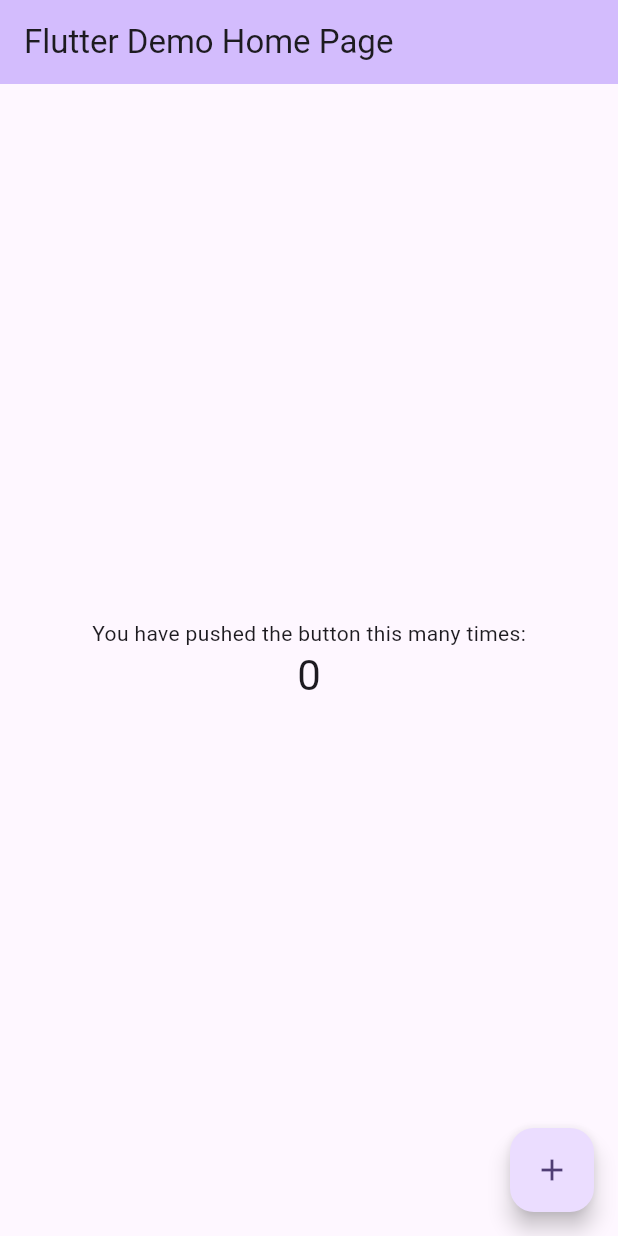
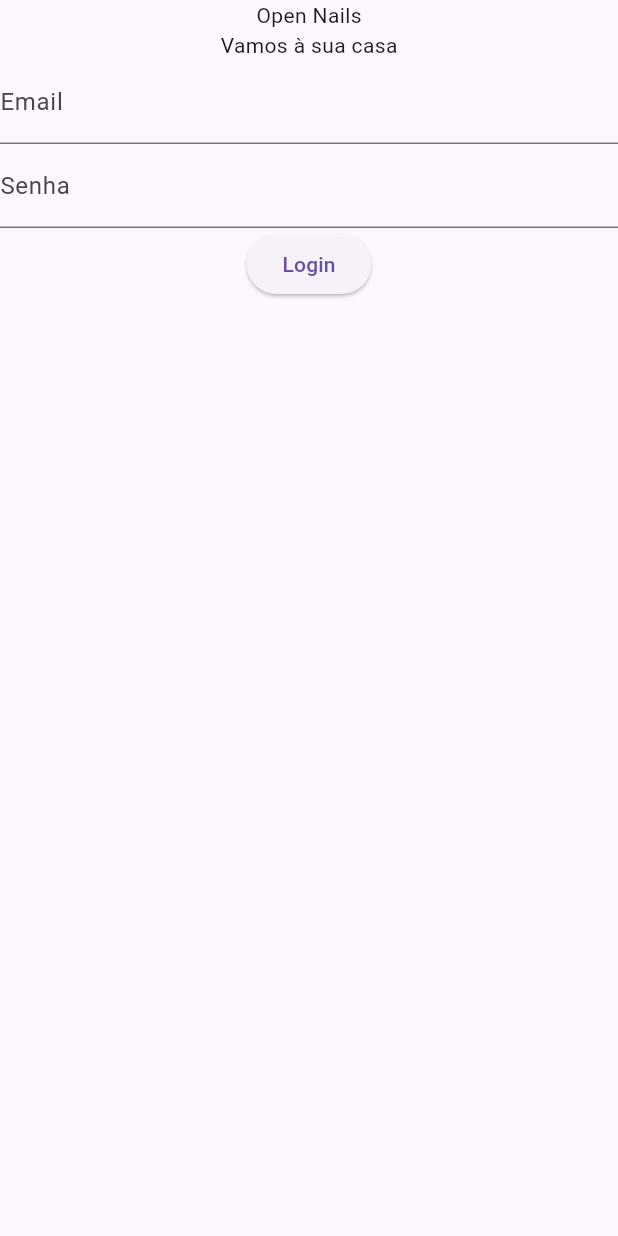
Before and after one commit to gabrielestefono/nail_design_app, a Flutter app: the screen it shows after launch, on a phone screen of 412 x 824 dp. Run offline on Flutter 3.47's test engine with Material 3 defaults, Android fonts, the light colour scheme and no system bars.

Commit message:
Iniciando página de login

```diff
--- a/lib/main.dart
+++ b/lib/main.dart
@@ -1,125 +1,25 @@
 import 'package:flutter/material.dart';
+import 'package:nail_app/components/custom_app_bar.dart';
+import 'package:nail_app/pages/login.dart';
 
 void main() {
-  runApp(const MyApp());
+  runApp(const MyApp(
+    logado: false,
+  ));
 }
 
 class MyApp extends StatelessWidget {
-  const MyApp({super.key});
+  final bool logado;
+  final String? titulo;
+  const MyApp({super.key, required this.logado, this.titulo});
 
-  // This widget is the root of your application.
   @override
   Widget build(BuildContext context) {
     return MaterialApp(
-      title: 'Flutter Demo',
-      theme: ThemeData(
-        // This is the theme of your application.
-        //
-        // TRY THIS: Try running your application with "flutter run". You'll see
-        // the application has a purple toolbar. Then, without quitting the app,
-        // try changing the seedColor in the colorScheme below to Colors.green
-        // and then invoke "hot reload" (save your changes or press the "hot
-        // reload" button in a Flutter-supported IDE, or press "r" if you used
-        // the command line to start the app).
-        //
-        // Notice that the counter didn't reset back to zero; the application
-        // state is not lost during the reload. To reset the state, use hot
-        // restart instead.
-        //
-        // This works for code too, not just values: Most code changes can be
-        // tested with just a hot reload.
-        colorScheme: ColorScheme.fromSeed(seedColor: Colors.deepPurple),
-        useMaterial3: true,
+      home: Scaffold(
+        appBar: titulo != null ? CustomAppBar(titulo: titulo!) : null,
+        body: logado ? const Login() : const Login(),
       ),
-      home: const MyHomePage(title: 'Flutter Demo Home Page'),
     );
   }
 }
-
-class MyHomePage extends StatefulWidget {
-  const MyHomePage({super.key, required this.title});
-
-  // This widget is the home page of your application. It is stateful, meaning
-  // that it has a State object (defined below) that contains fields that affect
-  // how it looks.
-
-  // This class is the configuration for the state. It holds the values (in this
-  // case the title) provided by the parent (in this case the App widget) and
-  // used by the build method of the State. Fields in a Widget subclass are
-  // always marked "final".
-
-  final String title;
-
-  @override
-  State<MyHomePage> createState() => _MyHomePageState();
-}
-
-class _MyHomePageState extends State<MyHomePage> {
-  int _counter = 0;
-
-  void _incrementCounter() {
-    setState(() {
-      // This call to setState tells the Flutter framework that something has
-      // changed in this State, which causes it to rerun the build method below
-      // so that the display can reflect the updated values. If we changed
-      // _counter without calling setState(), then the build method would not be
-      // called again, and so nothing would appear to happen.
-      _counter++;
-    });
-  }
-
-  @override
-  Widget build(BuildContext context) {
-    // This method is rerun every time setState is called, for instance as done
-    // by the _incrementCounter method above.
-    //
-    // The Flutter framework has been optimized to make rerunning build methods
-    // fast, so that you can just rebuild anything that needs updating rather
-    // than having to individually change instances of widgets.
-    return Scaffold(
-      appBar: AppBar(
-        // TRY THIS: Try changing the color here to a specific color (to
-        // Colors.amber, perhaps?) and trigger a hot reload to see the AppBar
-        // change color while the other colors stay the same.
-        backgroundColor: Theme.of(context).colorScheme.inversePrimary,
-        // Here we take the value from the MyHomePage object that was created by
-        // the App.build method, and use it to set our appbar title.
-        title: Text(widget.title),
-      ),
-      body: Center(
-        // Center is a layout widget. It takes a single child and positions it
-        // in the middle of the parent.
-        child: Column(
-          // Column is also a layout widget. It takes a list of children and
-          // arranges them vertically. By default, it sizes itself to fit its
-          // children horizontally, and tries to be as tall as its parent.
-          //
-          // Column has various properties to control how it sizes itself and
-          // how it positions its children. Here we use mainAxisAlignment to
-          // center the children vertically; the main axis here is the vertical
-          // axis because Columns are vertical (the cross axis would be
-          // horizontal).
-          //
-          // TRY THIS: Invoke "debug painting" (choose the "Toggle Debug Paint"
-          // action in the IDE, or press "p" in the console), to see the
-          // wireframe for each widget.
-          mainAxisAlignment: MainAxisAlignment.center,
-          children: <Widget>[
-            const Text(
-              'You have pushed the button this many times:',
-            ),
-            Text(
-              '$_counter',
-              style: Theme.of(context).textTheme.headlineMedium,
-            ),
-          ],
-        ),
-      ),
-      floatingActionButton: FloatingActionButton(
-        onPressed: _incrementCounter,
-        tooltip: 'Increment',
-        child: const Icon(Icons.add),
-      ), // This trailing comma makes auto-formatting nicer for build methods.
-    );
-  }
-}
--- /dev/null
+++ b/lib/pages/login.dart
@@ -0,0 +1,36 @@
+import 'package:flutter/material.dart';
+
+class Login extends StatelessWidget {
+  const Login({super.key});
+
+  @override
+  Widget build(BuildContext context) {
+    return Column(
+      children: [
+        const Text("Open Nails"),
+        const Text("Vamos à sua casa"),
+        Form(
+          child: Column(
+            children: [
+              const TextField(
+                decoration: InputDecoration(
+                  label: Text("Email"),
+                ),
+              ),
+              const TextField(
+                obscureText: true,
+                decoration: InputDecoration(
+                  label: Text("Senha"),
+                ),
+              ),
+              ElevatedButton(
+                child: const Text("Login"),
+                onPressed: () => {},
+              )
+            ],
+          ),
+        )
+      ],
+    );
+  }
+}
```
Also changed, not shown: lib/components/custom_app_bar.dart (added, +37 -0 lines).
